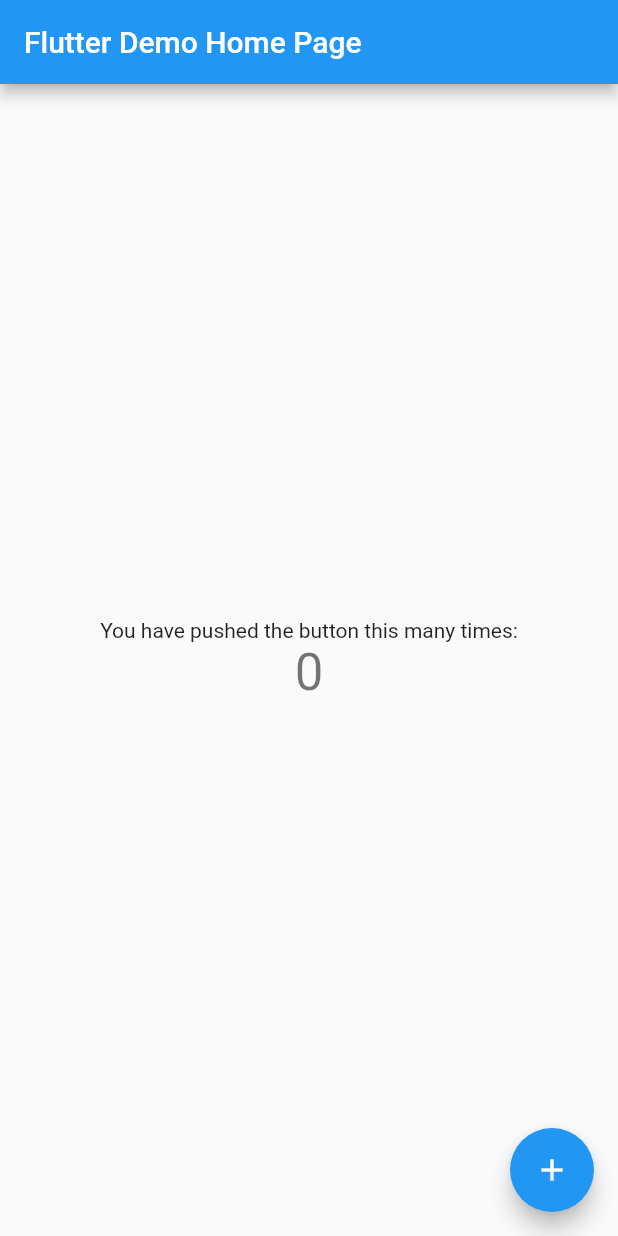
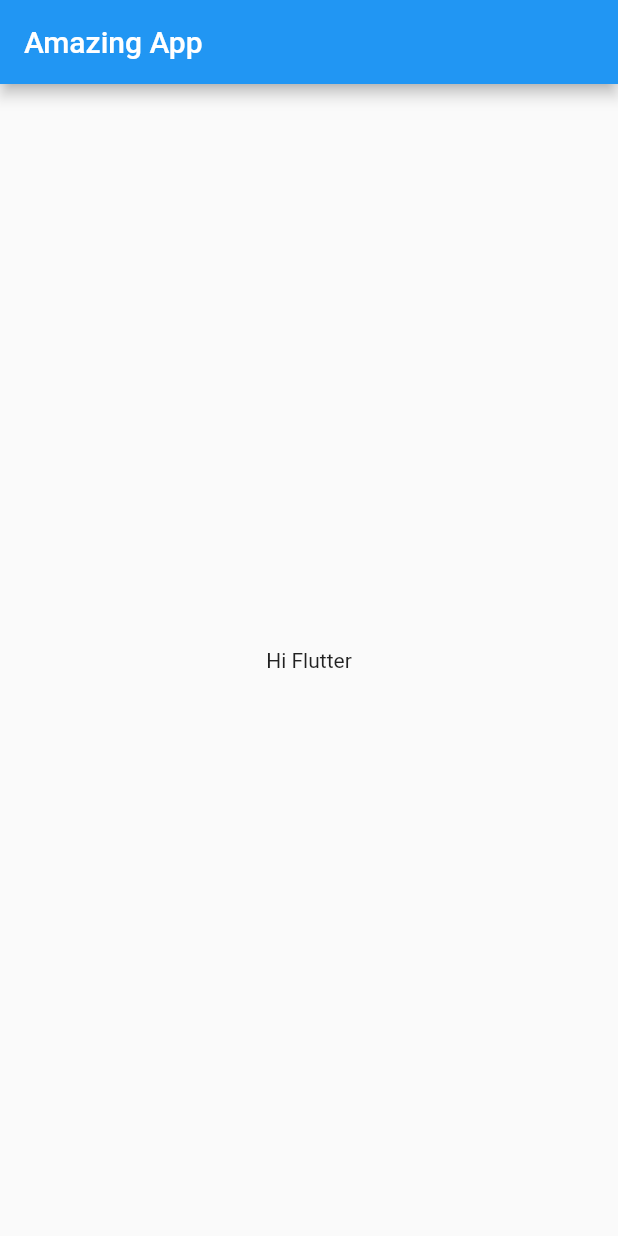
Before and after one commit to Ommmmmmmmmm/amazingapp, a Flutter app: the screen it shows after launch, on a phone screen of 412 x 824 dp. Run offline on Flutter 3.47's test engine with Material 2 defaults, Android fonts, the phone set to English and light mode, and no system bars.

Commit message:
Initial changes

```diff
--- a/lib/main.dart
+++ b/lib/main.dart
@@ -1,115 +1,39 @@
 import 'package:flutter/material.dart';
 
-void main() {
-  runApp(const MyApp());
+
+ void main() {
+
+  runApp(MaterialApp(
+      title: "Amazing App", //show while app is minimized
+      home: HomePage1(),
+
+
+  ));
 }
 
-class MyApp extends StatelessWidget {
-  const MyApp({super.key});
+// class HomePage extends StatelessWidget {
+//   const HomePage({super.key});
 
-  // This widget is the root of your application.
-  @override
-  Widget build(BuildContext context) {
-    return MaterialApp(
-      title: 'Flutter Demo',
-      theme: ThemeData(
-        // This is the theme of your application.
-        //
-        // Try running your application with "flutter run". You'll see the
-        // application has a blue toolbar. Then, without quitting the app, try
-        // changing the primarySwatch below to Colors.green and then invoke
-        // "hot reload" (press "r" in the console where you ran "flutter run",
-        // or simply save your changes to "hot reload" in a Flutter IDE).
-        // Notice that the counter didn't reset back to zero; the application
-        // is not restarted.
-        primarySwatch: Colors.blue,
-      ),
-      home: const MyHomePage(title: 'Flutter Demo Home Page'),
-    );
-  }
-}
+//   @override
+//   Widget build(BuildContext context) {
+//     return Container(
+//       color: Color.fromARGB(199, 17, 194, 10),
+//     );
+//   }
+// }
 
-class MyHomePage extends StatefulWidget {
-  const MyHomePage({super.key, required this.title});
-
-  // This widget is the home page of your application. It is stateful, meaning
-  // that it has a State object (defined below) that contains fields that affect
-  // how it looks.
-
-  // This class is the configuration for the state. It holds the values (in this
-  // case the title) provided by the parent (in this case the App widget) and
-  // used by the build method of the State. Fields in a Widget subclass are
-  // always marked "final".
-
-  final String title;
-
-  @override
-  State<MyHomePage> createState() => _MyHomePageState();
-}
-
-class _MyHomePageState extends State<MyHomePage> {
-  int _counter = 0;
-
-  void _incrementCounter() {
-    setState(() {
-      // This call to setState tells the Flutter framework that something has
-      // changed in this State, which causes it to rerun the build method below
-      // so that the display can reflect the updated values. If we changed
-      // _counter without calling setState(), then the build method would not be
-      // called again, and so nothing would appear to happen.
-      _counter++;
-    });
-  }
+class HomePage1 extends StatelessWidget {
+  const HomePage1({super.key});
 
   @override
   Widget build(BuildContext context) {
-    // This method is rerun every time setState is called, for instance as done
-    // by the _incrementCounter method above.
-    //
-    // The Flutter framework has been optimized to make rerunning build methods
-    // fast, so that you can just rebuild anything that needs updating rather
-    // than having to individually change instances of widgets.
-    return Scaffold(
-      appBar: AppBar(
-        // Here we take the value from the MyHomePage object that was created by
-        // the App.build method, and use it to set our appbar title.
-        title: Text(widget.title),
-      ),
-      body: Center(
-        // Center is a layout widget. It takes a single child and positions it
-        // in the middle of the parent.
-        child: Column(
-          // Column is also a layout widget. It takes a list of children and
-          // arranges them vertically. By default, it sizes itself to fit its
-          // children horizontally, and tries to be as tall as its parent.
-          //
-          // Invoke "debug painting" (press "p" in the console, choose the
-          // "Toggle Debug Paint" action from the Flutter Inspector in Android
-          // Studio, or the "Toggle Debug Paint" command in Visual Studio Code)
-          // to see the wireframe for each widget.
-          //
-          // Column has various properties to control how it sizes itself and
-          // how it positions its children. Here we use mainAxisAlignment to
-          // center the children vertically; the main axis here is the vertical
-          // axis because Columns are vertical (the cross axis would be
-          // horizontal).
-          mainAxisAlignment: MainAxisAlignment.center,
-          children: <Widget>[
-            const Text(
-              'You have pushed the button this many times:',
-            ),
-            Text(
-              '$_counter',
-              style: Theme.of(context).textTheme.headline4,
-            ),
-          ],
-        ),
-      ),
-      floatingActionButton: FloatingActionButton(
-        onPressed: _incrementCounter,
-        tooltip: 'Increment',
-        child: const Icon(Icons.add),
-      ), // This trailing comma makes auto-formatting nicer for build methods.
-    );
+   return Scaffold(
+    appBar: AppBar(
+      title: Text("Amazing App"),//its app title
+    ),
+    body: Container(
+      child: Center(child: Text("Hi Flutter")),
+    ),
+   );
   }
 }
```
